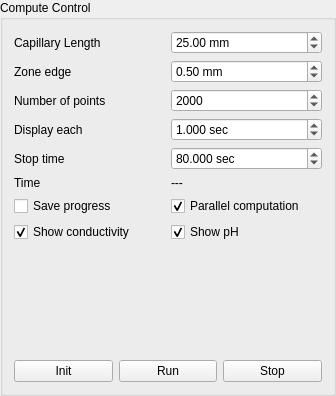
hobrasoft/simul6, file src/computecontrol.ui: the form before one commit.
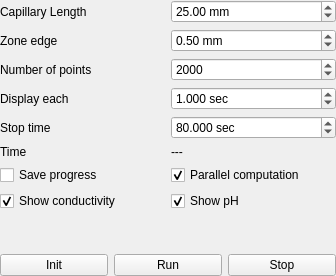
The form after the commit.

Diff of the .ui file:
```diff
--- a/src/computecontrol.ui
+++ b/src/computecontrol.ui
@@ -1,13 +1,13 @@
 <?xml version="1.0" encoding="UTF-8"?>
 <ui version="4.0">
  <class>ComputeControl</class>
- <widget class="QGroupBox" name="ComputeControl">
+ <widget class="QWidget" name="ComputeControl">
   <property name="geometry">
    <rect>
     <x>0</x>
     <y>0</y>
     <width>336</width>
-    <height>396</height>
+    <height>276</height>
    </rect>
   </property>
   <property name="sizePolicy">
@@ -17,12 +17,21 @@
    </sizepolicy>
   </property>
   <property name="windowTitle">
-   <string>GroupBox</string>
-  </property>
-  <property name="title">
-   <string>Compute Control</string>
+   <string>Compute control</string>
   </property>
   <layout class="QGridLayout" name="gridLayout_2">
+   <property name="leftMargin">
+    <number>0</number>
+   </property>
+   <property name="topMargin">
+    <number>0</number>
+   </property>
+   <property name="rightMargin">
+    <number>0</number>
+   </property>
+   <property name="bottomMargin">
+    <number>0</number>
+   </property>
    <item row="2" column="0">
     <layout class="QHBoxLayout" name="horizontalLayout">
      <item>
```
